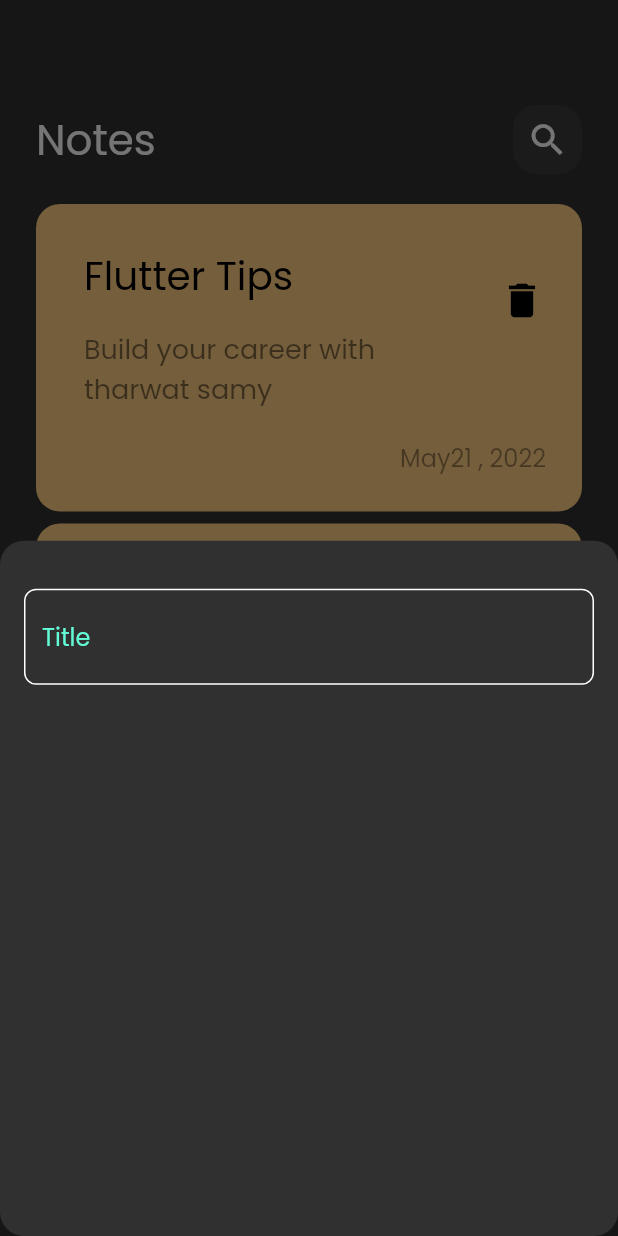
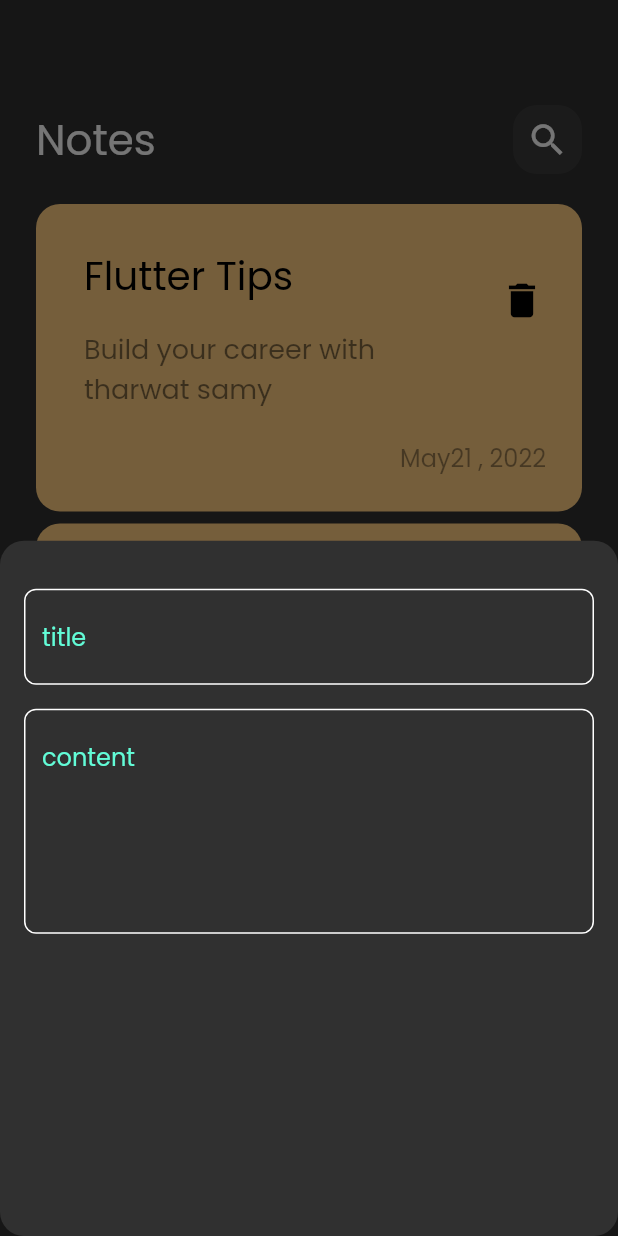
Before and after one commit to AyaallahEmara/notes_app, a Flutter app: the screen it shows after launch, after a tap on the "add" icon, on a phone screen of 412 x 824 dp. Run offline on Flutter 3.47's test engine with Material 2 defaults, Android fonts, the phone set to English and light mode, and no system bars.

Commit message:
add fields to notes bottom sheet

```diff
--- a/lib/widgets/add_note_bottom_sheet.dart
+++ b/lib/widgets/add_note_bottom_sheet.dart
@@ -11,7 +11,9 @@ class AddNoteBottomSheet extends StatelessWidget {
       child: Column(
         children: [
           SizedBox(height: 32,),
-          CustomTextField(),
+          CustomTextField(hint: 'title',),
+          SizedBox(height: 16,),
+          CustomTextField(hint: 'content',maxLines: 5,),
         ],
       ),
     );
--- a/lib/widgets/custom_text_field.dart
+++ b/lib/widgets/custom_text_field.dart
@@ -2,14 +2,16 @@ import 'package:flutter/material.dart';
 import 'package:notes_app/constants.dart';
 
 class CustomTextField extends StatelessWidget {
-  const CustomTextField({Key? key}) : super(key: key);
-
+  const CustomTextField({Key? key, required this.hint,   this.maxLines=1}) : super(key: key);
+  final String hint;
+  final int maxLines;
   @override
   Widget build(BuildContext context) {
     return TextField(
       cursorColor: kPrimaryColor,
+      maxLines: maxLines,
       decoration:InputDecoration(
-        hintText: 'Title',
+        hintText: hint,
         hintStyle: TextStyle(color: kPrimaryColor),
         border: buildBorder(),
         enabledBorder: buildBorder(),
```
